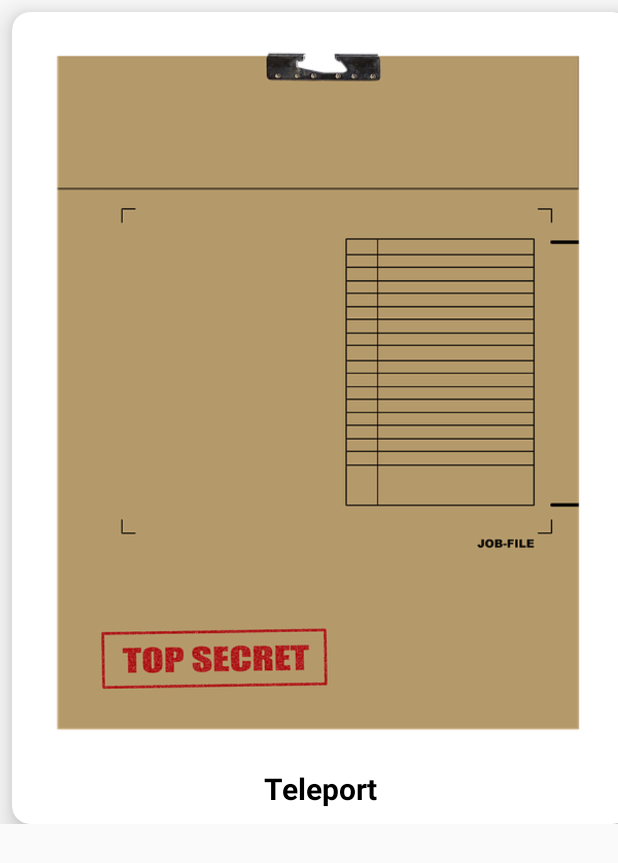
After one commit to wozverine/DetectiveSearch, an Android app: the layout item_case.xml on its own in the app's theme, with its tools: preview values and no code run, on a phone screen of 412 x 824 dp. The commit adds this screen. Shown: the top 863 px of the screen. Run offline under Robolectric (Android 15) with nearby library versions, the phone set to English and light mode, and no system bars.

Commit message:
case adapter - 2

```diff
--- a/app/src/main/res/layout/fragment_cases.xml
+++ b/app/src/main/res/layout/fragment_cases.xml
@@ -13,7 +13,8 @@
         android:layout_height="match_parent"
         app:layoutManager="androidx.recyclerview.widget.GridLayoutManager"
         app:spanCount="2"
-        tools:itemCount="10">
+        tools:itemCount="10"
+        tools:listitem="@layout/item_case">
     </androidx.recyclerview.widget.RecyclerView>
 
 </LinearLayout>
--- /dev/null
+++ b/app/src/main/res/layout/item_case.xml
@@ -0,0 +1,43 @@
+<?xml version="1.0" encoding="utf-8"?>
+<androidx.constraintlayout.widget.ConstraintLayout xmlns:android="http://schemas.android.com/apk/res/android"
+    xmlns:app="http://schemas.android.com/apk/res-auto"
+    android:layout_width="wrap_content"
+    android:layout_height="wrap_content"
+    xmlns:tools="http://schemas.android.com/tools">
+
+    <androidx.cardview.widget.CardView
+        android:layout_width="wrap_content"
+        android:layout_height="wrap_content"
+        android:layout_margin="8dp"
+        app:cardBackgroundColor="@color/white"
+        app:cardCornerRadius="12dp"
+        app:cardElevation="12dp"
+        app:layout_constraintStart_toStartOf="parent"
+        app:layout_constraintTop_toTopOf="parent">
+
+        <LinearLayout
+            android:layout_width="wrap_content"
+            android:layout_height="wrap_content"
+            android:orientation="vertical"
+            android:padding="10sp">
+
+            <ImageView
+                android:id="@+id/iv_file"
+                android:layout_width="wrap_content"
+                android:layout_height="wrap_content"
+                android:adjustViewBounds="true"
+                android:src="@drawable/file"/>
+
+
+            <TextView
+                android:id="@+id/tv_product_name"
+                android:text="@string/teleport"
+                android:layout_width="wrap_content"
+                android:layout_height="wrap_content"
+                android:layout_gravity="center"
+                android:textColor="@color/design_default_color_on_secondary"
+                android:textSize="20sp"
+                android:textStyle="bold"/>
+        </LinearLayout>
+    </androidx.cardview.widget.CardView>
+</androidx.constraintlayout.widget.ConstraintLayout>
--- a/app/src/main/res/values/strings.xml
+++ b/app/src/main/res/values/strings.xml
@@ -32,7 +32,7 @@
         accumsan vitae tempor leo. Curabitur bibendum lacus in odio venenatis volutpat.</string>
     <string name="teleport">Teleport</string>
     <string name="next">Next</string>
-    <string name="complete">Complete evalution</string>
+    <string name="complete">Complete evaluation</string>
     <string name="back">Back</string>
     <string name="answer">Answer</string>
     <string name="won">Congratulations. You managed to retrieve the Blink.</string>
```
Also changed, not shown: app/src/main/java/com/glitch/detectivesearch/ui/cases/CasesAdapter.kt (+16 -3 lines), app/src/main/java/com/glitch/detectivesearch/ui/cases/CasesFragment.kt (+14 -0 lines).
